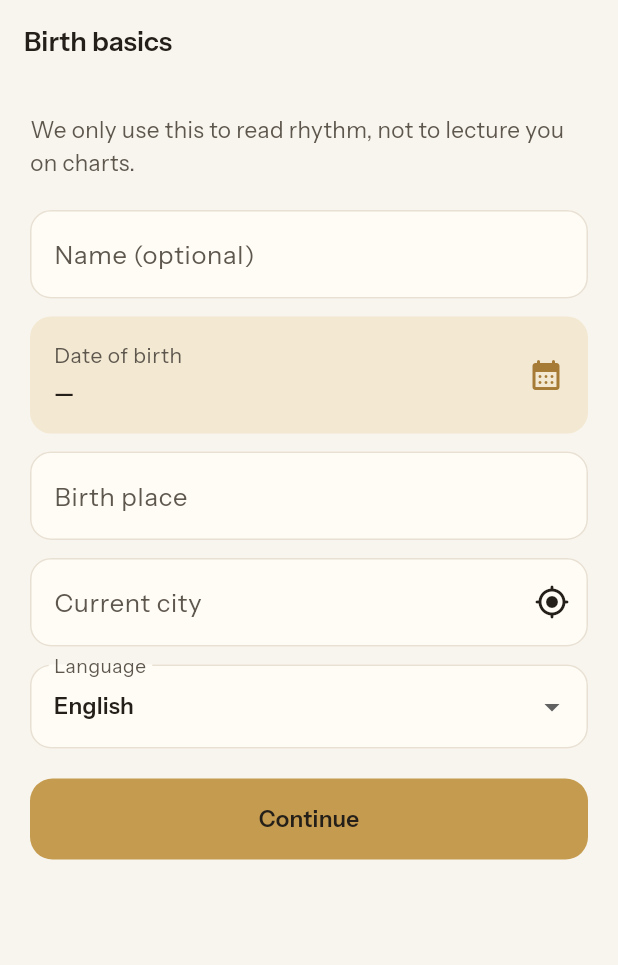
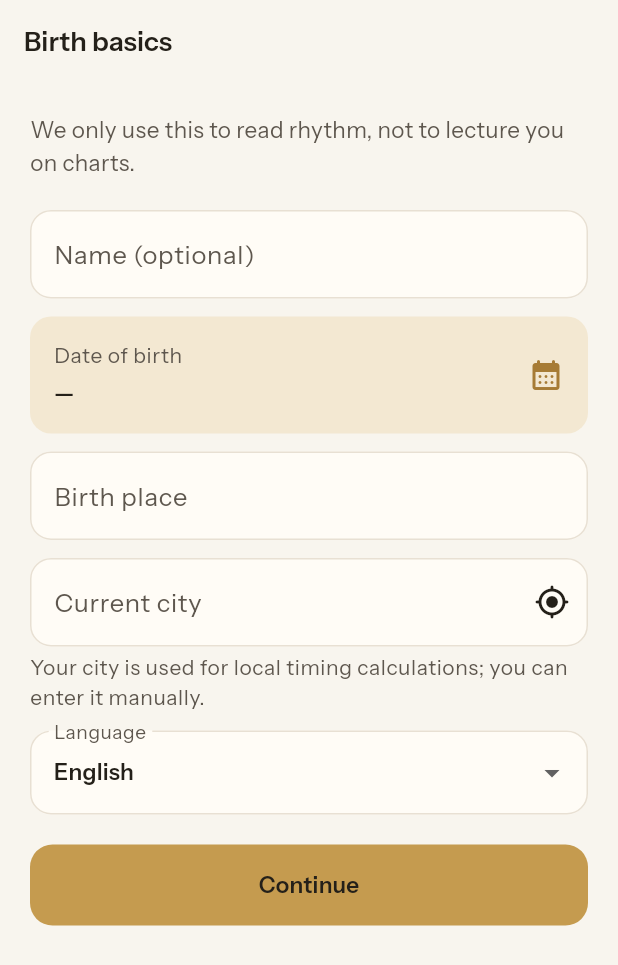
Before and after one commit to prasanthkuna/muhurtha, a Flutter app: the BirthBasicsScreen screen opened by its route, on a phone screen of 412 x 824 dp. Shown: the top 965 px of the screen. Run offline on Flutter 3.47's test engine with Material 3 defaults, Android fonts, the phone set to English and light mode, and no system bars; drawn by our look-alikes of flutter_animate; our stand-ins replace app_links, flutter_local_notifications, flutter_native_splash, flutter_riverpod, flutter_svg, geolocator and 8 more; missing offline and left inert: otp_autofill, purchases_flutter, purchases_ui_flutter; accounts and stored records are empty.

Commit message:
Connect Ask to Life Map, surface complete local history and clarify onboarding/profile location requirements

```diff
--- a/app/lib/features/onboarding/birth_basics_screen.dart
+++ b/app/lib/features/onboarding/birth_basics_screen.dart
@@ -151,6 +151,14 @@ class _BirthBasicsScreenState extends ConsumerState<BirthBasicsScreen> {
                         ),
                 ),
               ),
+              if (!draft.locationDetected)
+                Padding(
+                  padding: const EdgeInsets.only(top: MuhSpace.xs),
+                  child: Text(
+                    'Your city is used for local timing calculations; you can enter it manually.',
+                    style: theme.textTheme.bodySmall?.copyWith(color:MuhColors.inkSecondary),
+                  ),
+                ),
               if (draft.locationDetected)
                 Padding(
                   padding: const EdgeInsets.only(top: MuhSpace.xs),
--- a/app/lib/features/profile/profile_tune_screen.dart
+++ b/app/lib/features/profile/profile_tune_screen.dart
@@ -308,6 +308,12 @@ class _ProfileTuneScreenState extends ConsumerState<ProfileTuneScreen> {
                         );
                       }),
                     ),
+                    Text(
+                      _draft.currentLat != null && _draft.currentLng != null
+                        ? 'Current city coordinates available for local timings.'
+                        : 'Select Detect location or save a resolvable city to enable exact local timings.',
+                      style: theme.textTheme.bodySmall?.copyWith(color:MuhColors.inkSecondary),
+                    ),
                     const SizedBox(height: MuhSpace.md),
                     DropdownButtonFormField<String>(
                       key: ValueKey(_draft.languageCode),
--- a/app/lib/features/welcome/welcome_screen.dart
+++ b/app/lib/features/welcome/welcome_screen.dart
@@ -119,7 +119,7 @@ class _WelcomeScreenState extends ConsumerState<WelcomeScreen>
               const SizedBox(height: MuhSpace.xxl),
               MuhBrandMark(
                 title: l10n.appTitle,
-                subtitle: 'purpose-first timing',
+                subtitle: 'Your story · Your chapters · Your timing',
                 markSize: 52,
                 compact: true,
               ),
```
Also changed, not shown: app/lib/features/home/home_shell.dart (+35 -1 lines).
